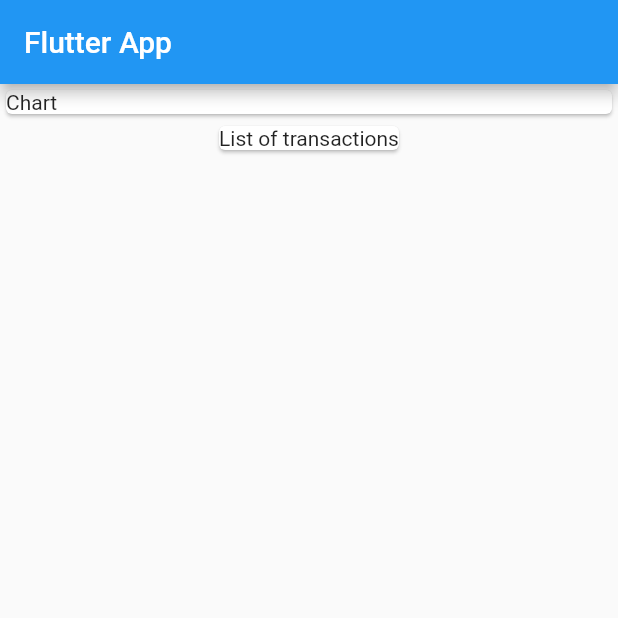
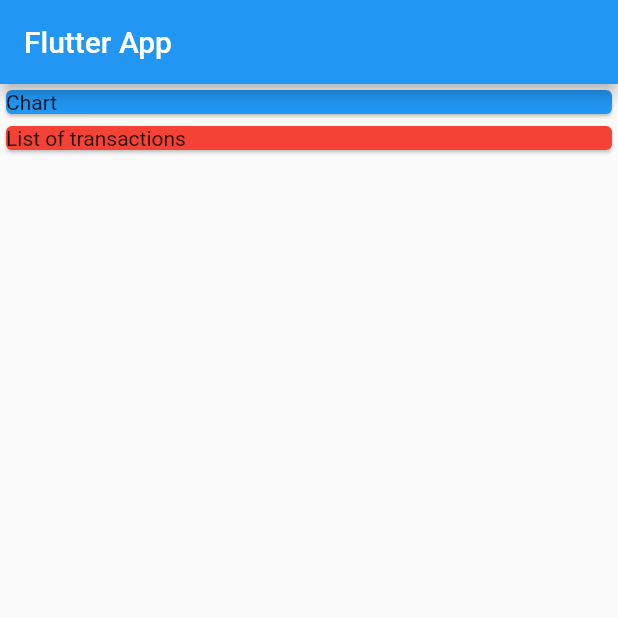
Before and after one commit to Damian9696/personal_expenses, a Flutter app: the screen it shows after launch, on a phone screen of 412 x 824 dp, the top half of it. Run offline on Flutter 3.47's test engine with Material 2 defaults, Android fonts, the phone set to English and light mode, and no system bars.

```diff
--- a/lib/main.dart
+++ b/lib/main.dart
@@ -1,4 +1,6 @@
 import 'package:flutter/material.dart';
+
+import 'package:personal_expenses/transaction.dart';
 
 void main() => runApp(MyApp());
 
@@ -13,6 +15,19 @@ class MyApp extends StatelessWidget {
 }
 
 class MyHomePage extends StatelessWidget {
+  final List<Transaction> transactions = [
+    Transaction(
+        id: "0",
+        title: "New shoes",
+        amount: 23.43,
+        date: DateTime.now()),
+    Transaction(
+        id: "1",
+        title: "Car",
+        amount: 150.00,
+        date: DateTime.now())
+  ];
+
   @override
   Widget build(BuildContext context) {
     return Scaffold(
@@ -20,14 +35,18 @@ class MyHomePage extends StatelessWidget {
         title: Text('Flutter App'),
       ),
       body: Column(
+        mainAxisAlignment: MainAxisAlignment.start,
+        crossAxisAlignment: CrossAxisAlignment.stretch,
         children: [
           Container(
             width: double.infinity,
             child: Card(
+              color: Colors.blue,
               child: Text("Chart"),
             ),
           ),
           Card(
+            color: Colors.red,
             child: Text("List of transactions"),
           )
         ],
```
